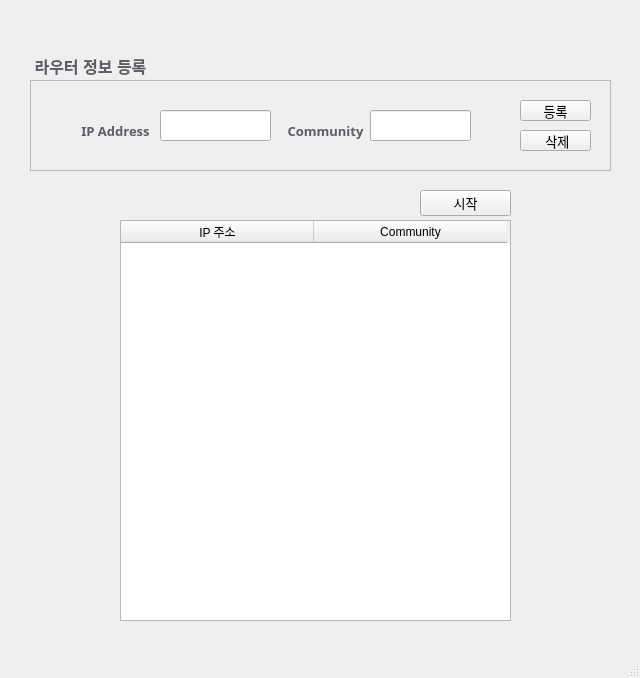
This is registerdevicewindow.ui in gunwoopyo/network as Qt 5 draws it before an edit. The edited form follows.
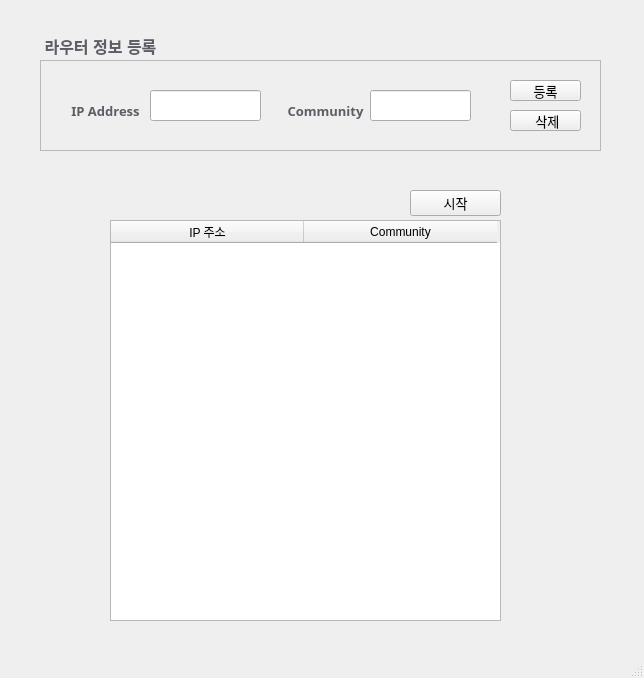
This is the edited form.

What changed in the file:
```diff
--- a/registerdevicewindow.ui
+++ b/registerdevicewindow.ui
@@ -9,7 +9,7 @@
    <rect>
     <x>0</x>
     <y>0</y>
-    <width>640</width>
+    <width>644</width>
     <height>678</height>
    </rect>
   </property>
@@ -20,8 +20,8 @@
    <widget class="QPushButton" name="registDeviceText">
     <property name="geometry">
      <rect>
-      <x>30</x>
-      <y>50</y>
+      <x>40</x>
+      <y>30</y>
       <width>121</width>
       <height>31</height>
      </rect>
@@ -44,9 +44,9 @@
    <widget class="QFrame" name="frame">
     <property name="geometry">
      <rect>
-      <x>30</x>
-      <y>80</y>
-      <width>581</width>
+      <x>40</x>
+      <y>60</y>
+      <width>561</width>
       <height>91</height>
      </rect>
     </property>
@@ -59,7 +59,7 @@
     <widget class="QPushButton" name="registIPAddressText">
      <property name="geometry">
       <rect>
-       <x>40</x>
+       <x>20</x>
        <y>30</y>
        <width>91</width>
        <height>41</height>
@@ -83,7 +83,7 @@
     <widget class="QLineEdit" name="registIPAddress">
      <property name="geometry">
       <rect>
-       <x>130</x>
+       <x>110</x>
        <y>30</y>
        <width>111</width>
        <height>31</height>
@@ -93,7 +93,7 @@
     <widget class="QPushButton" name="registCommunityText">
      <property name="geometry">
       <rect>
-       <x>250</x>
+       <x>240</x>
        <y>30</y>
        <width>91</width>
        <height>41</height>
@@ -117,7 +117,7 @@
     <widget class="QLineEdit" name="registCommunity">
      <property name="geometry">
       <rect>
-       <x>340</x>
+       <x>330</x>
        <y>30</y>
        <width>101</width>
        <height>31</height>
@@ -127,7 +127,7 @@
     <widget class="QPushButton" name="registPushButton">
      <property name="geometry">
       <rect>
-       <x>490</x>
+       <x>470</x>
        <y>20</y>
        <width>71</width>
        <height>21</height>
@@ -145,7 +145,7 @@
     <widget class="QPushButton" name="deletePushButton">
      <property name="geometry">
       <rect>
-       <x>490</x>
+       <x>470</x>
        <y>50</y>
        <width>71</width>
        <height>21</height>
@@ -164,7 +164,7 @@
    <widget class="QTableWidget" name="routerListTable">
     <property name="geometry">
      <rect>
-      <x>120</x>
+      <x>110</x>
       <y>220</y>
       <width>391</width>
       <height>401</height>
@@ -220,7 +220,7 @@
    <widget class="QPushButton" name="startPushButton">
     <property name="geometry">
      <rect>
-      <x>420</x>
+      <x>410</x>
       <y>190</y>
       <width>91</width>
       <height>26</height>
```
Left out of the diff: 2 changed lines with no effect on the pictures.
